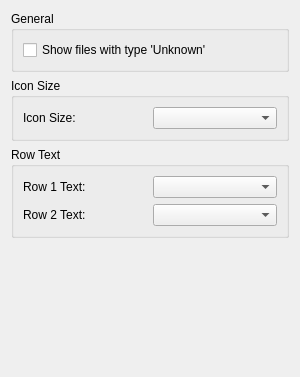
Old version of the form src/yuzu/configuration/configure_gamelist.ui in the repository rorrim-rorrim/eden-alt.
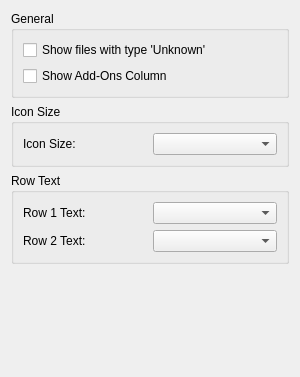
New version of the form.

Commit message: game_list: Make add-ons column optional As the add-ons column takes the most processing time out of any (as it needs to search registration for updates/dlc, patch control NCAs, search for mods, etc.), an option was added to disable it. This does not affect the application of add-ons. In large game collections, this decreases game list refresh time by as much as 70%.

```diff
--- a/src/yuzu/configuration/configure_gamelist.ui
+++ b/src/yuzu/configuration/configure_gamelist.ui
@@ -31,6 +31,13 @@
                         </property>
                       </widget>
                     </item>
+          <item>
+           <widget class="QCheckBox" name="show_add_ons">
+            <property name="text">
+             <string>Show Add-Ons Column</string>
+            </property>
+           </widget>
+          </item>
                   </layout>
                 </item>
               </layout>
```
Left out of the diff: 2 changed lines with no effect on the pictures. Lines whose indentation alone changed are shown as unchanged. The commit also changes 5 other files.
